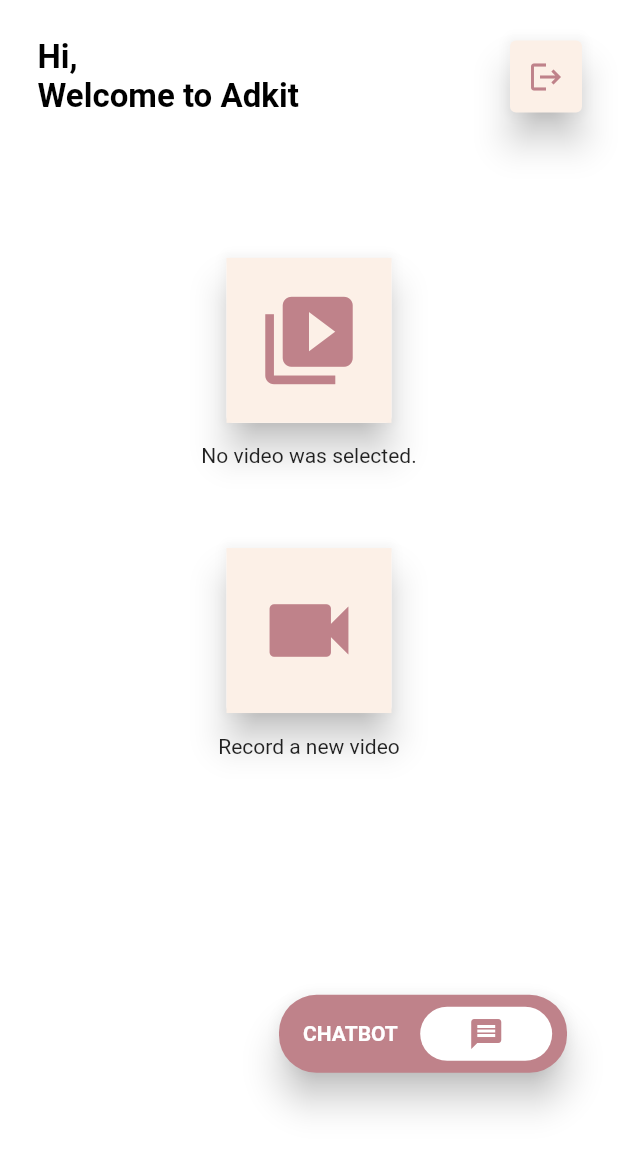
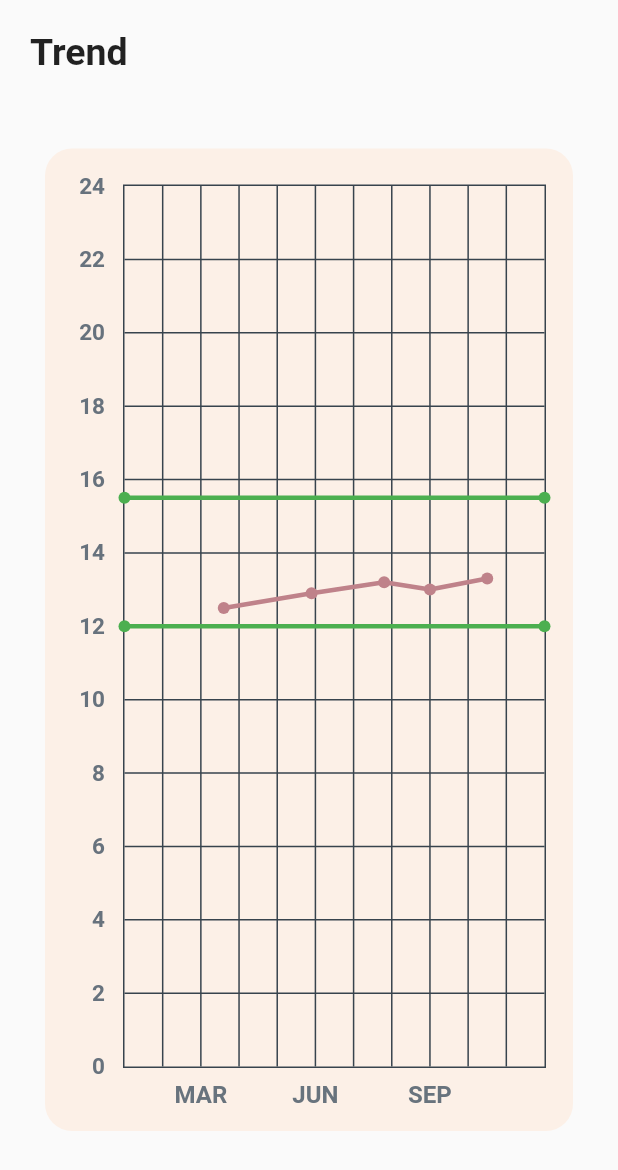
Before and after one commit to Soupaul/app-ADKit-meity, a Flutter app: the HomePage screen opened directly, after a tap on the "video collection" icon, on a phone screen of 412 x 824 dp. Shown: the top 1170 px of the screen. Run offline on Flutter 3.47's test engine with Material 2 defaults, Android fonts, the phone set to English and light mode, and no system bars; drawn by our look-alikes of fl_chart; our stand-ins replace avatar_glow, cloud_firestore, firebase_auth, firebase_core, firebase_storage, flutter_tts and 7 more; missing offline and left inert: customgauge; accounts and stored records are empty; project files that could hold a hidden picture were left out.

Commit message:
Modified UI and fixed bugs
1. Added Trend Graph for haemoglobin vs timestamp.
2. Fixed null safety bugs in Form Page.

```diff
--- a/lib/ui/form.dart
+++ b/lib/ui/form.dart
@@ -38,7 +38,7 @@ class FormStateList {
   FormStateList() {
     currState = 0;
     for (int i = 0; i < 80; i++) {
-      states[i] = new FormState(i);
+      states.add(FormState(i));
     }
     //Define text of each state and type of question
     //STATE 0
@@ -834,9 +834,9 @@ enum TtsState { playing, stopped }
 class _DataFormState extends State<DataForm> {
   FormStateList stateList = new FormStateList();
   int currState = 0;
-  late String dropdownValue;
-  late String mcqValue;
-  late String textValue;
+  String? dropdownValue;
+  String? mcqValue;
+  String? textValue;
 
   //Flutter TTS
   late FlutterTts flutterTts;
@@ -1516,7 +1516,7 @@ class _DataFormState extends State<DataForm> {
                                             print(" text value is $textValue");
                                             int newState = stateList.NextState(
                                                 currState,
-                                                int.parse(textValue));
+                                                int.parse(textValue!));
 
                                             setState(() {
                                               currState = newState;
--- a/lib/ui/home.dart
+++ b/lib/ui/home.dart
@@ -11,6 +11,7 @@ import 'package:image_picker/image_picker.dart';
 import 'package:thefirstone/resources/api.dart';
 import 'package:thefirstone/ui/form.dart';
 import 'package:thefirstone/ui/login.dart';
+import 'package:thefirstone/ui/trend_graph.dart';
 // import '../utils/firebase_auth.dart';
 
 class HomePage extends StatefulWidget {
@@ -65,7 +66,7 @@ class _HomePageState extends State<HomePage> {
       color = Colors.red;
     } else if ((val > 9.6 && val < 12) || (val > 15.5 && val < 18.6)) {
       verdict = "Moderate Risk";
-      color = Colors.yellow;
+      color = Color(0xFFF6C21A);
     } else {
       verdict = "No Risk";
       color = Colors.green;
@@ -91,19 +92,31 @@ class _HomePageState extends State<HomePage> {
                     currentValue: double.parse(val.toStringAsFixed(1)),
                     segments: [
                       GaugeSegment('Severely Anaemic', 4.6, Colors.red),
-                      GaugeSegment('Moderate Risk', 2.4, Colors.yellow),
+                      GaugeSegment('Moderate Risk', 2.4, Color(0xFFF6C21A)),
                       GaugeSegment('Healthy', 3.5, Colors.green),
-                      GaugeSegment('Moderate Risk', 3.1, Colors.yellow),
+                      GaugeSegment('Moderate Risk', 3.1, Color(0xFFF6C21A)),
                       GaugeSegment('Severely Anaemic', 1.4, Colors.red),
                     ],
                     showMarkers: false,
                     displayWidget: Text(
-                      'Haemoglobin',
+                      'Haemoglobin (gm/dl)',
                       style: TextStyle(
                         fontSize: 12.0,
                       ),
                     ),
                   ),
+                ),
+                Center(
+                  child: Text(
+                    "Normal Range: 12 - 15.5 gm/dl",
+                    style: TextStyle(
+                      fontSize: 16,
+                      fontWeight: FontWeight.bold,
+                    ),
+                  ),
+                ),
+                SizedBox(
+                  height: 5,
                 ),
                 Center(
                   child: Text(
@@ -125,15 +138,15 @@ class _HomePageState extends State<HomePage> {
                   height: 5,
                 ),
                 Text(
-                  "Advice 1",
+                  "1. Consult a Doctor to treat the deficiency",
                   style: TextStyle(fontSize: 14),
                 ),
                 Text(
-                  "Advice 2",
+                  "2. Eat iron-rich foods(chicken, leafy vegetables and beans)",
                   style: TextStyle(fontSize: 14),
                 ),
                 Text(
-                  "Advice 3",
+                  "3. Eat and drink foods that help absorb iron(broccoli, fruits rich in Vitamin C)",
                   style: TextStyle(fontSize: 14),
                 ),
               ],
@@ -248,8 +261,11 @@ class _HomePageState extends State<HomePage> {
                   ),
                   GestureDetector(
                     onTap: () {
-                      _selectAndUploadVideo();
-                      // _showGauge(13);
+                      // _selectAndUploadVideo();
+                      // _showGauge(10);
+                      Navigator.of(context).push(
+                        MaterialPageRoute(builder: (context) => TrendGraph()),
+                      );
                     },
                     child: Card(
                       elevation: 10,
--- /dev/null
+++ b/lib/ui/trend_graph.dart
@@ -0,0 +1,206 @@
+import 'package:fl_chart/fl_chart.dart';
+import 'package:flutter/material.dart';
+
+class TrendGraph extends StatefulWidget {
+  @override
+  _TrendGraphState createState() => _TrendGraphState();
+}
+
+class _TrendGraphState extends State<TrendGraph> {
+  List<Color> gradientColors = [
+    const Color(0xff23b6e6),
+    const Color(0xff02d39a),
+  ];
+
+  @override
+  Widget build(BuildContext context) {
+    return SafeArea(
+      child: Scaffold(
+        body: Padding(
+          padding: EdgeInsets.all(20),
+          child: Column(
+            crossAxisAlignment: CrossAxisAlignment.start,
+            children: [
+              Text(
+                "Trend",
+                style: TextStyle(
+                  fontSize: 25.0,
+                  fontWeight: FontWeight.bold,
+                ),
+              ),
+              // SizedBox(
+              //   height: 30,
+              // ),
+              Expanded(
+                child: Container(
+                  margin: EdgeInsets.symmetric(horizontal: 10, vertical: 50),
+                  decoration: BoxDecoration(
+                    borderRadius: BorderRadius.all(
+                      Radius.circular(18),
+                    ),
+                    // color: Color(0xff232d37),
+                    color: Theme.of(context).accentColor,
+                    // color: Colors.grey[200],
+                  ),
+                  child: Padding(
+                    padding: const EdgeInsets.only(
+                        right: 18.0, left: 12.0, top: 24, bottom: 12),
+                    child: LineChart(
+                      mainData(),
+                    ),
+                  ),
+                ),
+              ),
+            ],
+          ),
+        ),
+      ),
+    );
+  }
+
+  LineChartData mainData() {
+    return LineChartData(
+      axisTitleData: FlAxisTitleData(
+        show: true,
+        leftTitle: AxisTitle(
+          showTitle: true,
+          titleText: 'Haemoglobin (gm/dl)',
+          textStyle: TextStyle(fontSize: 16.0, color: Colors.black),
+        ),
+        bottomTitle: AxisTitle(
+          showTitle: true,
+          titleText: 'Month',
+          textStyle: TextStyle(fontSize: 16.0, color: Colors.black),
+        ),
+        // topTitle: AxisTitle(
+        //   showTitle: true,
+        //   titleText: 'Alice',
+        //   textStyle: TextStyle(fontSize: 16.0, color: Colors.black),
+        // ),
+      ),
+      gridData: FlGridData(
+        show: true,
+        drawVerticalLine: true,
+        getDrawingHorizontalLine: (value) {
+          if (value % 2 != 0)
+            return FlLine(
+              strokeWidth: 0,
+            );
+          return FlLine(
+            color: const Color(0xff37434d),
+            strokeWidth: 1,
+          );
+        },
+        getDrawingVerticalLine: (value) {
+          return FlLine(
+            color: const Color(0xff37434d),
+            strokeWidth: 1,
+          );
+        },
+      ),
+      titlesData: FlTitlesData(
+        show: true,
+        bottomTitles: SideTitles(
+          showTitles: true,
+          reservedSize: 22,
+          getTextStyles: (value) => const TextStyle(
+              color: Color(0xff68737d),
+              fontWeight: FontWeight.bold,
+              fontSize: 16),
+          getTitles: (value) {
+            switch (value.toInt()) {
+              case 2:
+                return 'MAR';
+              case 5:
+                return 'JUN';
+              case 8:
+                return 'SEP';
+            }
+            return '';
+          },
+          margin: 8,
+        ),
+        leftTitles: SideTitles(
+          showTitles: true,
+          getTextStyles: (value) => const TextStyle(
+            color: Color(0xff67727d),
+            fontWeight: FontWeight.bold,
+            fontSize: 15,
+          ),
+          getTitles: (value) {
+            if (value % 2 == 0) return value.toStringAsFixed(0);
+            return '';
+          },
+          reservedSize: 28,
+          margin: 12,
+        ),
+      ),
+      borderData: FlBorderData(
+          show: true,
+          border: Border.all(color: const Color(0xff37434d), width: 1)),
+      minX: 0,
+      maxX: 11,
+      minY: 0,
+      maxY: 24,
+      lineBarsData: [
+        LineChartBarData(
+          spots: [
+            FlSpot(2.6, 12.5),
+            FlSpot(4.9, 12.9),
+            FlSpot(6.8, 13.2),
+            FlSpot(8, 13),
+            FlSpot(9.5, 13.3),
+          ],
+          // isCurved: true,
+          colors: [Color(0xFFBF828A)],
+          barWidth: 3,
+          isStrokeCapRound: true,
+          dotData: FlDotData(
+            show: true,
+          ),
+          // belowBarData: BarAreaData(
+          //   show: true,
+          //   colors:
+          //       gradientColors.map((color) => color.withOpacity(0.3)).toList(),
+          // ),
+        ),
+        LineChartBarData(
+          spots: [
+            FlSpot(0, 15.5),
+            FlSpot(11, 15.5),
+          ],
+          // isCurved: true,
+          colors: [Colors.green],
+          barWidth: 3,
+          isStrokeCapRound: true,
+          dotData: FlDotData(
+            show: true,
+          ),
+          // belowBarData: BarAreaData(
+          //   show: true,
+          //   colors:
+          //       gradientColors.map((color) => color.withOpacity(0.3)).toList(),
+          // ),
+        ),
+        LineChartBarData(
+          spots: [
+            FlSpot(0, 12),
+            FlSpot(11, 12),
+          ],
+          // isCurved: true,
+          colors: [Colors.green],
+          barWidth: 3,
+          isStrokeCapRound: true,
+          dotData: FlDotData(
+            show: true,
+          ),
+          // belowBarData: BarAreaData(
+          //   show: true,
+          //   colors:
+          //       gradientColors.map((color) => color.withOpacity(0.3)).toList(),
+          // ),
+        ),
+      ],
+    );
+  }
+}
--- a/pubspec.yaml
+++ b/pubspec.yaml
@@ -42,6 +42,7 @@ dependencies:
   cloud_firestore: ^2.3.0
   http: ^0.13.0
   customgauge: ^1.0.1
+  fl_chart: ^0.36.3
 
 dev_dependencies:
   flutter_test:
```
Also changed, not shown: pubspec.lock.
